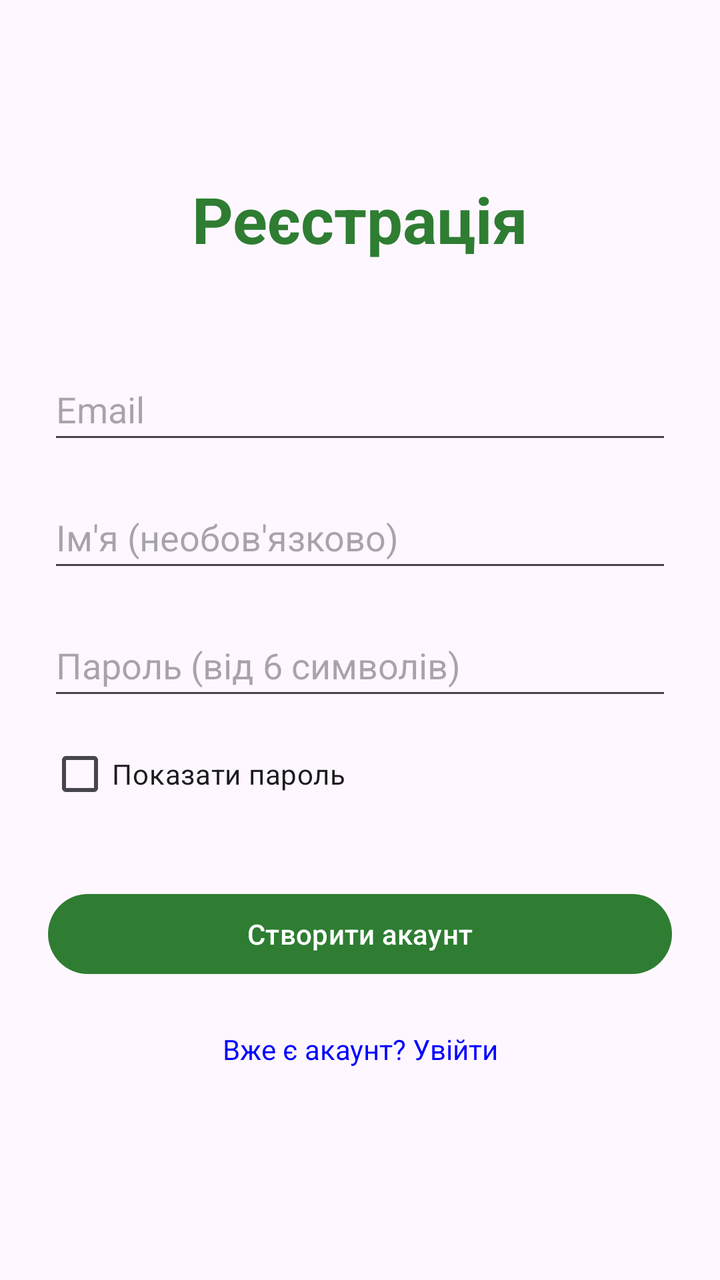
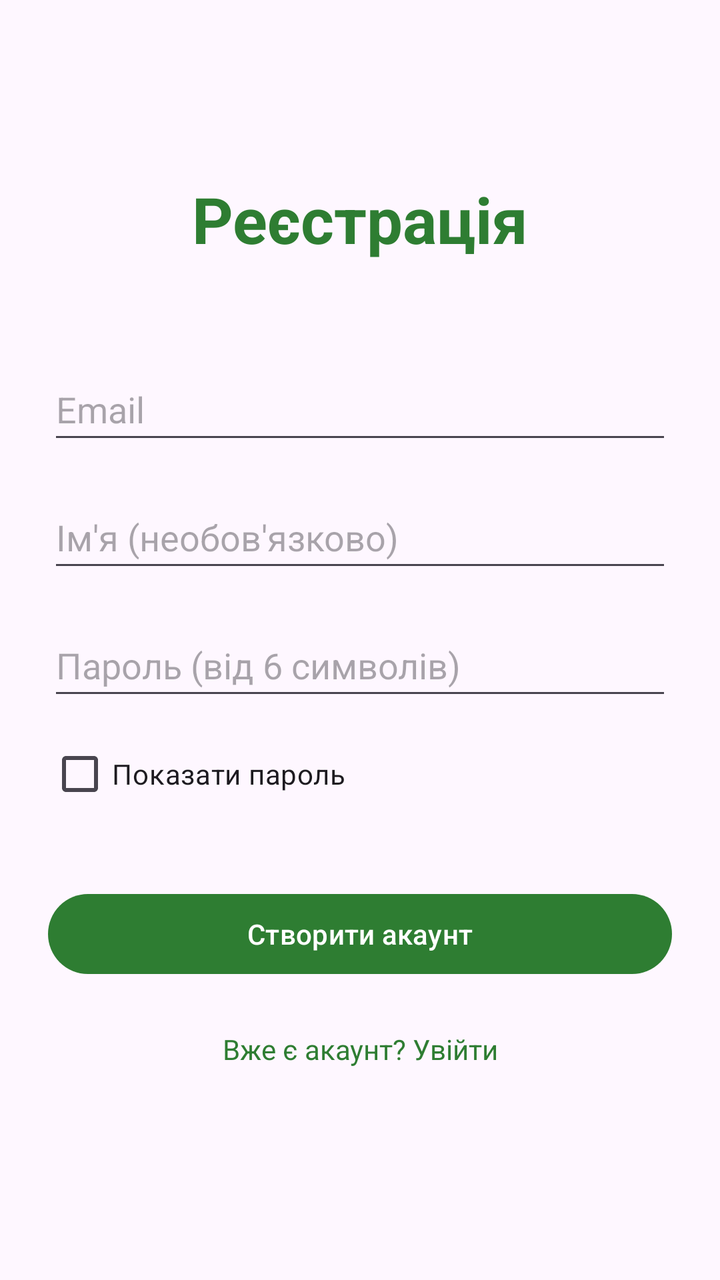

Two renders of the same Android screen: before a commit and after it. Below are the layout's source before the change and the commit's diff.
<!-- AndroidManifest.xml: application theme Theme.MyFinance -->
<!-- res/layout/activity_register.xml -->
<?xml version="1.0" encoding="utf-8"?>
<androidx.constraintlayout.widget.ConstraintLayout xmlns:android="http://schemas.android.com/apk/res/android"
    xmlns:app="http://schemas.android.com/apk/res-auto"
    xmlns:tools="http://schemas.android.com/tools"
    android:layout_width="match_parent"
    android:layout_height="match_parent"
    android:padding="24dp"
    tools:context=".RegisterActivity">

    <TextView
        android:id="@+id/tvTitle"
        android:layout_width="wrap_content"
        android:layout_height="wrap_content"
        android:text="Реєстрація"
        android:textColor="@color/primary_green"
        android:textSize="32sp"
        android:textStyle="bold"
        android:layout_marginTop="64dp"
        app:layout_constraintEnd_toEndOf="parent"
        app:layout_constraintStart_toStartOf="parent"
        app:layout_constraintTop_toTopOf="parent" />

    <EditText
        android:id="@+id/etEmail"
        android:layout_width="0dp"
        android:layout_height="wrap_content"
        android:layout_marginTop="48dp"
        android:hint="Email"
        android:inputType="textEmailAddress"
        android:minHeight="48dp"
        app:layout_constraintEnd_toEndOf="parent"
        app:layout_constraintStart_toStartOf="parent"
        app:layout_constraintTop_toBottomOf="@+id/tvTitle" />

    <EditText
        android:id="@+id/etName"
        android:layout_width="0dp"
        android:layout_height="wrap_content"
        android:layout_marginTop="16dp"
        android:hint="Ім'я (необов'язково)"
        android:inputType="textPersonName"
        android:minHeight="48dp"
        app:layout_constraintEnd_toEndOf="parent"
        app:layout_constraintStart_toStartOf="parent"
        app:layout_constraintTop_toBottomOf="@+id/etEmail" />

    <EditText
        android:id="@+id/etPassword"
        android:layout_width="0dp"
        android:layout_height="wrap_content"
        android:layout_marginTop="16dp"
        android:hint="Пароль (від 6 символів)"
        android:inputType="textPassword"
        android:minHeight="48dp"
        app:layout_constraintEnd_toEndOf="parent"
        app:layout_constraintStart_toStartOf="parent"
        app:layout_constraintTop_toBottomOf="@+id/etName" />

    <CheckBox
        android:id="@+id/cbShowPassword"
        android:layout_width="wrap_content"
        android:layout_height="wrap_content"
        android:layout_marginTop="8dp"
        android:text="Показати пароль"
        app:layout_constraintStart_toStartOf="parent"
        app:layout_constraintTop_toBottomOf="@+id/etPassword" />

    <Button
        android:id="@+id/btnRegister"
        android:layout_width="0dp"
        android:layout_height="wrap_content"
        android:layout_marginTop="32dp"
        android:text="Створити акаунт"
        app:layout_constraintEnd_toEndOf="parent"
        app:layout_constraintStart_toStartOf="parent"
        app:layout_constraintTop_toBottomOf="@+id/cbShowPassword" />

    <TextView
        android:id="@+id/tvGoToLogin"
        android:layout_width="wrap_content"
        android:layout_height="wrap_content"
        android:layout_marginTop="16dp"
        android:text="Вже є акаунт? Увійти"
        android:textColor="#0000FF"
        android:padding="8dp"
        app:layout_constraintEnd_toEndOf="parent"
        app:layout_constraintStart_toStartOf="parent"
        app:layout_constraintTop_toBottomOf="@+id/btnRegister" />

    <ProgressBar
        android:id="@+id/progressBar"
        android:layout_width="wrap_content"
        android:layout_height="wrap_content"
        android:visibility="gone"
        app:layout_constraintBottom_toBottomOf="parent"
        app:layout_constraintEnd_toEndOf="parent"
        app:layout_constraintStart_toStartOf="parent"
        app:layout_constraintTop_toTopOf="parent" />

</androidx.constraintlayout.widget.ConstraintLayout>
<!-- resources referenced by this layout -->
<resources>
  <color name="primary_green">#2E7D32</color>
  <style name="Theme.MyFinance" parent="Base.Theme.MyFinance" />
  <style name="Base.Theme.MyFinance" parent="Theme.Material3.DayNight.NoActionBar">
          <item name="colorPrimary">@color/primary_green</item>
          <item name="colorSecondary">@color/primary_green_light</item>
      </style>
  <color name="primary_green_light">#4CAF50</color>
</resources>

<!-- the commit's change to res/layout/activity_register.xml (unified diff, before → after) -->
@@ -81,7 +81,7 @@
         android:layout_height="wrap_content"
         android:layout_marginTop="16dp"
         android:text="Вже є акаунт? Увійти"
-        android:textColor="#0000FF"
+        android:textColor="@color/primary_green"
         android:padding="8dp"
         app:layout_constraintEnd_toEndOf="parent"
         app:layout_constraintStart_toStartOf="parent"
